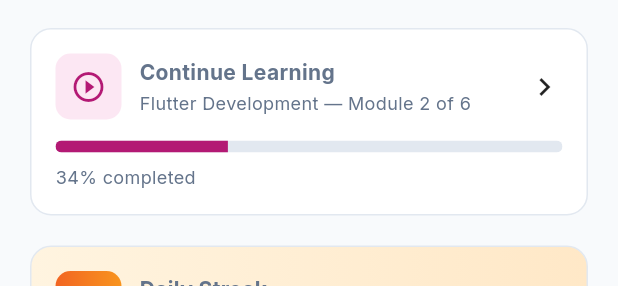
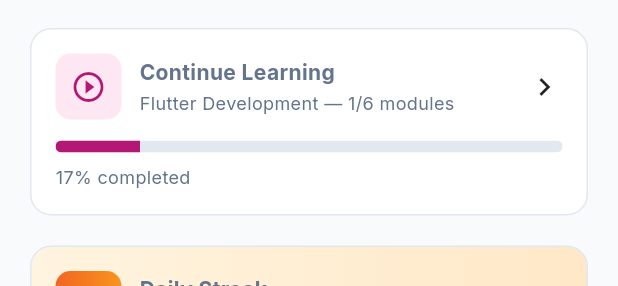
Before and after one commit to RAJ322622/skillbytes_app, a Flutter app: the HomeScreen widget shown alone on an empty page, opened directly with empty values, on a phone screen of 412 x 824 dp. Shown: the part 479-765 px from the top of the screen. Run offline on Flutter 3.47's test engine with Material 3 defaults, Android fonts, the phone set to English and light mode, and no system bars; our stand-ins replace cloud_firestore, firebase_auth, firebase_core, google_fonts; accounts and stored records are empty.

Commit message:
feat: add pull-to-refresh and connect Home to Firestore

```diff
--- a/lib/data/course_repository.dart
+++ b/lib/data/course_repository.dart
@@ -13,6 +13,7 @@ class CourseRepository {
 
   /// Simulate network delay so loading indicators are visible.
   static const Duration _delay = Duration(milliseconds: 700);
+
 
   // ---------------------------------------------------------------------------
   // Public API
@@ -74,6 +75,10 @@ class CourseRepository {
     }
   }
 
+  /// Clears the cached course list so the next fetch hits Firestore/JSON fresh.
+  void clearCache() {
+    _cache = null;
+  }
   /// Mark a course as enrolled (unlock first module if still locked).
   void enroll(String courseId) {
     final list = _cache;
--- a/lib/screens/home_screen.dart
+++ b/lib/screens/home_screen.dart
@@ -2,6 +2,8 @@ import 'package:flutter/material.dart';
 import '../theme/app_theme.dart';
 import '../widgets/app_shell.dart';
 import '../state/course_filter.dart';
+import '../data/course_repository.dart';
+import '../models/course.dart';
 
 class HomeScreen extends StatefulWidget {
   final ValueChanged<int> onTabChange;
@@ -16,6 +18,8 @@ class _HomeScreenState extends State<HomeScreen> {
   final _searchFocus = FocusNode();
   String _searchQuery = '';
   bool _showResults = false;
+
+  late Future<List<Course>> _coursesFuture;
 
   static const _categories = [
     {
@@ -44,51 +48,10 @@ class _HomeScreenState extends State<HomeScreen> {
     },
   ];
 
-  static const _allCourses = [
-    {
-      'title': 'Flutter Development',
-      'subtitle': 'Beginner • 6 modules',
-      'icon': Icons.flutter_dash,
-      'color': Color(0xFFC9DEFF),
-    },
-    {
-      'title': 'Python Programming',
-      'subtitle': 'Beginner • 8 modules',
-      'icon': Icons.code,
-      'color': Color(0xFFFFE9BE),
-    },
-    {
-      'title': 'Networking Basics',
-      'subtitle': 'Intermediate • 5 modules',
-      'icon': Icons.router,
-      'color': Color(0xFFC9F8DD),
-    },
-    {
-      'title': 'Electronics Basics',
-      'subtitle': 'Beginner • 4 modules',
-      'icon': Icons.memory,
-      'color': Color(0xFFEED5FF),
-    },
-    {
-      'title': 'Web Development',
-      'subtitle': 'Advanced • 10 modules',
-      'icon': Icons.laptop_mac,
-      'color': Color(0xFFFFD3E9),
-    },
-    {
-      'title': 'Hardware Skills',
-      'subtitle': 'Intermediate • 5 modules',
-      'icon': Icons.handyman,
-      'color': Color(0xFFC4F6F1),
-    },
-  ];
-
-  List<Map<String, Object>> get _searchResults {
-    if (_searchQuery.trim().isEmpty) return [];
-    final q = _searchQuery.toLowerCase();
-    return _allCourses
-        .where((c) => (c['title'] as String).toLowerCase().contains(q))
-        .toList();
+  @override
+  void initState() {
+    super.initState();
+    _coursesFuture = CourseRepository.instance.fetchCourses();
   }
 
   @override
@@ -98,33 +61,32 @@ class _HomeScreenState extends State<HomeScreen> {
     super.dispose();
   }
 
+  /// Filter courses by search query.
+  List<Course> _searchResults(List<Course> all) {
+    if (_searchQuery.trim().isEmpty) return [];
+    final q = _searchQuery.toLowerCase();
+    return all
+        .where((c) => c.title.toLowerCase().contains(q))
+        .toList();
+  }
+
   void _openCategory(BuildContext context, String filter) {
     CourseFilter.category.value = filter;
     widget.onTabChange(1);
   }
 
-  String _courseIdFromTitle(String title) {
-    switch (title) {
-      case 'Flutter Development':
-        return 'flutter-dev';
-      case 'Python Programming':
-        return 'python-prog';
-      case 'Networking Basics':
-        return 'networking-basics';
-      case 'Electronics Basics':
-        return 'electronics-basics';
-      case 'Web Development':
-        return 'web-dev';
-      case 'Hardware Skills':
-        return 'hardware-skills';
-      default:
-        return 'flutter-dev';
-    }
+  void _openCourse(BuildContext context, String courseId) {
+    Navigator.pushNamed(context, '/course/$courseId');
   }
 
-  void _openCourse(BuildContext context, String title) {
-    final id = _courseIdFromTitle(title);
-    Navigator.pushNamed(context, '/course/$id');
+  /// Pull-to-refresh: clears the cache and re-fetches from Firestore.
+  Future<void> _refreshHome() async {
+    CourseRepository.instance.clearCache();
+    final future = CourseRepository.instance.fetchCourses();
+    setState(() {
+      _coursesFuture = future;
+    });
+    await future;
   }
 
   void _showNotifications(BuildContext context) {
@@ -145,7 +107,40 @@ class _HomeScreenState extends State<HomeScreen> {
       currentTab: AppTab.home,
       body: GestureDetector(
         onTap: () => FocusScope.of(context).unfocus(),
-        child: SingleChildScrollView(
+        child: RefreshIndicator(
+          onRefresh: _refreshHome,
+          child: FutureBuilder<List<Course>>(
+            future: _coursesFuture,
+            builder: (context, snapshot) {
+              // LOADING (initial fetch only)
+              if (snapshot.connectionState == ConnectionState.waiting &&
+                  !snapshot.hasData) {
+                return const _HomeLoading();
+              }
+
+              // ERROR
+              if (snapshot.hasError) {
+                return _HomeError(
+                  onRetry: () {
+                    setState(() {
+                      _coursesFuture =
+                          CourseRepository.instance.fetchCourses();
+                    });
+                  },
+                );
+              }
+
+              // SUCCESS
+              final allCourses = snapshot.data ?? [];
+              final searchResults = _searchResults(allCourses);
+              final recommended = allCourses.take(3).toList();
+              final continueCourse = allCourses.isNotEmpty
+                  ? allCourses.first
+                  : null;
+
+              return SingleChildScrollView(
+                // AlwaysScrollable so pull gesture works even if content is short
+                physics: const AlwaysScrollableScrollPhysics(),
                 padding: const EdgeInsets.fromLTRB(20, 16, 20, 24),
                 child: Column(
                   crossAxisAlignment: CrossAxisAlignment.start,
@@ -171,8 +166,9 @@ class _HomeScreenState extends State<HomeScreen> {
                     if (_showResults) ...[
                       const SizedBox(height: 8),
                       _SearchResults(
-                  results: _searchResults,
-                  onTap: (title) => _openCourse(context, title),
+                        results: searchResults,
+                        onTap: (course) =>
+                            _openCourse(context, course.id),
                       ),
                     ],
                     if (!_showResults) ...[
@@ -185,8 +181,12 @@ class _HomeScreenState extends State<HomeScreen> {
                       ),
                       const SizedBox(height: 20),
                       _ContinueLearningCard(
-                  onTap: () =>
-                      Navigator.pushNamed(context, '/course/flutter-dev'),
+                        course: continueCourse,
+                        onTap: () {
+                          if (continueCourse != null) {
+                            _openCourse(context, continueCourse.id);
+                          }
+                        },
                       ),
                       const SizedBox(height: 20),
                       const _StreakCard(),
@@ -214,22 +214,79 @@ class _HomeScreenState extends State<HomeScreen> {
                         },
                       ),
                       const SizedBox(height: 12),
-                ..._allCourses.take(3).map(
+                      if (recommended.isEmpty)
+                        const Padding(
+                          padding: EdgeInsets.symmetric(vertical: 20),
+                          child: Center(
+                            child: Text('No courses available yet'),
+                          ),
+                        )
+                      else
+                        ...recommended.map(
                           (c) => Padding(
                             padding: const EdgeInsets.only(bottom: 12),
                             child: _RecommendedTile(
-                          data: c,
-                          onTap: () =>
-                              _openCourse(context, c['title'] as String),
+                              course: c,
+                              onTap: () => _openCourse(context, c.id),
                             ),
                           ),
                         ),
                     ],
                   ],
                 ),
+              );
+            },
+          ),
         ),
       ),
       onTabSelected: (tab) => widget.onTabChange(tab.index),
+    );
+  }
+}
+
+// ---------------------------------------------------------------------------
+// Loading & Error (inside RefreshIndicator so gesture still works)
+// ---------------------------------------------------------------------------
+
+class _HomeLoading extends StatelessWidget {
+  const _HomeLoading();
+
+  @override
+  Widget build(BuildContext context) {
+    return ListView(
+      physics: const AlwaysScrollableScrollPhysics(),
+      children: const [
+        SizedBox(height: 200),
+        Center(child: CircularProgressIndicator()),
+        SizedBox(height: 12),
+        Center(child: Text('Loading your dashboard...')),
+      ],
+    );
+  }
+}
+
+class _HomeError extends StatelessWidget {
+  final VoidCallback onRetry;
+  const _HomeError({required this.onRetry});
+
+  @override
+  Widget build(BuildContext context) {
+    return ListView(
+      physics: const AlwaysScrollableScrollPhysics(),
+      padding: const EdgeInsets.all(24),
+      children: [
+        const SizedBox(height: 120),
+        const Icon(Icons.error_outline, color: Colors.red, size: 48),
+        const SizedBox(height: 12),
+        const Center(child: Text('Failed to load dashboard')),
+        const SizedBox(height: 16),
+        Center(
+          child: ElevatedButton(
+            onPressed: onRetry,
+            child: const Text('Retry'),
+          ),
+        ),
+      ],
     );
   }
 }
@@ -327,8 +384,8 @@ class _SearchBar extends StatelessWidget {
 }
 
 class _SearchResults extends StatelessWidget {
-  final List<Map<String, Object>> results;
-  final ValueChanged<String> onTap;
+  final List<Course> results;
+  final ValueChanged<Course> onTap;
 
   const _SearchResults({required this.results, required this.onTap});
 
@@ -373,30 +430,31 @@ class _SearchResults extends StatelessWidget {
                   width: 40,
                   height: 40,
                   decoration: BoxDecoration(
-                    color: results[i]['color'] as Color,
+                    color: results[i].color,
                     borderRadius: BorderRadius.circular(AppTheme.radiusSm),
                   ),
                   child: Icon(
-                    results[i]['icon'] as IconData,
+                    results[i].icon,
                     color: AppTheme.primaryColor,
                     size: 20,
                   ),
                 ),
                 title: Text(
-                  results[i]['title'] as String,
+                  results[i].title,
                   style: const TextStyle(
                     fontWeight: FontWeight.w600,
                     fontSize: 14,
                   ),
                 ),
                 subtitle: Text(
-                  results[i]['subtitle'] as String,
+                  '${results[i].level} • ${results[i].modules.length} modules',
                   style: const TextStyle(fontSize: 12),
                 ),
                 trailing: const Icon(Icons.chevron_right),
-                onTap: () => onTap(results[i]['title'] as String),
+                onTap: () => onTap(results[i]),
               ),
-              if (i != results.length - 1) Divider(height: 1, color: border),
+              if (i != results.length - 1)
+                Divider(height: 1, color: border),
             ],
           ],
         ),
@@ -406,7 +464,7 @@ class _SearchResults extends StatelessWidget {
 }
 
 // ---------------------------------------------------------------------------
-// Learning Banner (moved from listing screen)
+// Learning Banner
 // ---------------------------------------------------------------------------
 
 class _LearningBanner extends StatelessWidget {
@@ -425,14 +483,8 @@ class _LearningBanner extends StatelessWidget {
           begin: Alignment.topLeft,
           end: Alignment.bottomRight,
           colors: isDark
-              ? const [
-                  Color(0xFF7A0F4D), // dark berry
-                  Color(0xFF9A3A18), // dark orange
-                ]
-              : const [
-                  Color(0xFFB31974), // berry
-                  Color(0xFFF26522), // bright orange
-                ],
+              ? const [Color(0xFF7A0F4D), Color(0xFF9A3A18)]
+              : const [Color(0xFFB31974), Color(0xFFF26522)],
         ),
         borderRadius: BorderRadius.circular(AppTheme.radiusLg),
       ),
@@ -493,10 +545,10 @@ class _LearningBanner extends StatelessWidget {
             height: 80,
             padding: const EdgeInsets.all(10),
             decoration: BoxDecoration(
-              color: Colors.white.withValues(alpha: 0.10), // Almost invisible
+              color: Colors.white.withValues(alpha: 0.10),
               borderRadius: BorderRadius.circular(24),
               border: Border.all(
-                color: Colors.white.withValues(alpha: 0.20), // Subtle outline
+                color: Colors.white.withValues(alpha: 0.20),
                 width: 1,
               ),
             ),
@@ -516,14 +568,36 @@ class _LearningBanner extends StatelessWidget {
 // ---------------------------------------------------------------------------
 
 class _ContinueLearningCard extends StatelessWidget {
+  final Course? course;
   final VoidCallback onTap;
-  const _ContinueLearningCard({required this.onTap});
+
+  const _ContinueLearningCard({required this.course, required this.onTap});
 
   @override
   Widget build(BuildContext context) {
     final isDark = Theme.of(context).brightness == Brightness.dark;
     final cardBg = isDark ? AppTheme.darkCard : Colors.white;
     final border = isDark ? AppTheme.darkBorder : AppTheme.borderColor;
+
+    // Fallback if no courses loaded
+    if (course == null) {
+      return Container(
+        padding: const EdgeInsets.all(16),
+        decoration: BoxDecoration(
+          color: cardBg,
+          borderRadius: BorderRadius.circular(AppTheme.radiusMd),
+          border: Border.all(color: border),
+        ),
+        child: const Text('No course in progress'),
+      );
+    }
+
+    final completed = course!.modules
+        .where((m) => m.status == ModuleStatus.completed)
+        .length;
+    final progress = course!.modules.isEmpty
+        ? 0.0
+        : completed / course!.modules.length;
 
     return InkWell(
       onTap: onTap,
@@ -552,21 +626,22 @@ class _ContinueLearningCard extends StatelessWidget {
                   ),
                 ),
                 const SizedBox(width: 12),
-                const Expanded(
+                Expanded(
                   child: Column(
                     crossAxisAlignment: CrossAxisAlignment.start,
                     children: [
-                      Text(
+                      const Text(
                         'Continue Learning',
                         style: TextStyle(
                           fontWeight: FontWeight.bold,
                           fontSize: 14,
                         ),
                       ),
-                      SizedBox(height: 2),
+                      const SizedBox(height: 2),
                       Text(
-                        'Flutter Development — Module 2 of 6',
-                        style: TextStyle(fontSize: 12),
+                        '${course!.title} — ${completed}/${course!.modules.length} modules',
+                        style: const TextStyle(fontSize: 12),
+                        overflow: TextOverflow.ellipsis,
                       ),
                     ],
                   ),
@@ -577,16 +652,20 @@ class _ContinueLearningCard extends StatelessWidget {
             const SizedBox(height: 14),
             ClipRRect(
               borderRadius: BorderRadius.circular(6),
-              child: const LinearProgressIndicator(
-                value: 0.34,
+              child: LinearProgressIndicator(
+                value: progress,
                 minHeight: 8,
-                backgroundColor: Color(0xFFE2E8F0),
-                valueColor:
-                    AlwaysStoppedAnimation<Color>(AppTheme.primaryColor),
+                backgroundColor: const Color(0xFFE2E8F0),
+                valueColor: const AlwaysStoppedAnimation<Color>(
+                  AppTheme.primaryColor,
+                ),
               ),
             ),
             const SizedBox(height: 8),
-            const Text('34% completed', style: TextStyle(fontSize: 12)),
+            Text(
+              '${(progress * 100).round()}% completed',
+              style: const TextStyle(fontSize: 12),
+            ),
           ],
         ),
       ),
@@ -783,10 +862,10 @@ class _CategoryGrid extends StatelessWidget {
 // ---------------------------------------------------------------------------
 
 class _RecommendedTile extends StatelessWidget {
-  final Map<String, Object> data;
+  final Course course;
   final VoidCallback onTap;
 
-  const _RecommendedTile({required this.data, required this.onTap});
+  const _RecommendedTile({required this.course, required this.onTap});
 
   @override
   Widget build(BuildContext context) {
@@ -810,11 +889,11 @@ class _RecommendedTile extends StatelessWidget {
               width: 56,
               height: 56,
               decoration: BoxDecoration(
-                color: data['color'] as Color,
+                color: course.color,
                 borderRadius: BorderRadius.circular(AppTheme.radiusSm),
               ),
               child: Icon(
-                data['icon'] as IconData,
+                course.icon,
                 color: AppTheme.primaryColor,
               ),
             ),
@@ -824,15 +903,17 @@ class _RecommendedTile extends StatelessWidget {
                 crossAxisAlignment: CrossAxisAlignment.start,
                 children: [
                   Text(
-                    data['title'] as String,
+                    course.title,
                     style: const TextStyle(
                       fontWeight: FontWeight.bold,
                       fontSize: 14,
                     ),
+                    maxLines: 1,
+                    overflow: TextOverflow.ellipsis,
                   ),
                   const SizedBox(height: 4),
                   Text(
-                    data['subtitle'] as String,
+                    '${course.level} • ${course.modules.length} modules',
                     style: const TextStyle(fontSize: 12),
                   ),
                 ],
```
Also changed, not shown: lib/screens/program_listing_screen.dart (+15 -1 lines), pubspec.lock, 3 other files. Lines whose indentation alone changed are shown as unchanged.
